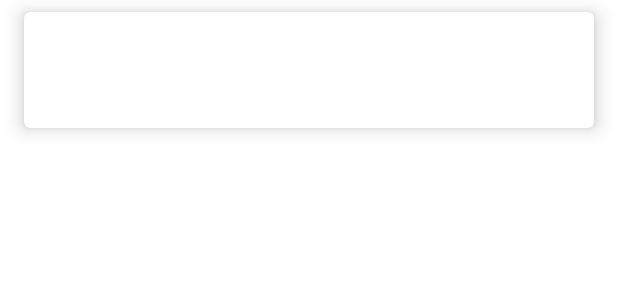
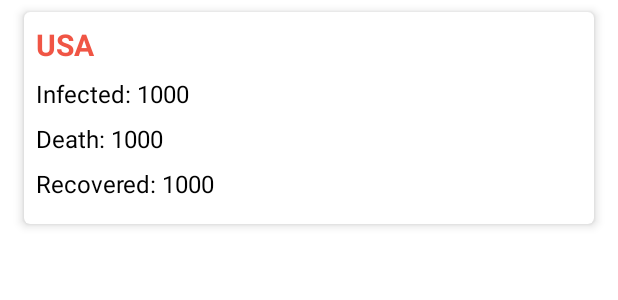
Before and after one commit to PranjalDesai/Covid-19, an Android app: the layout view_country_list_item.xml on its own in the app's theme, with its tools: preview values and no code run, on a phone screen of 412 x 824 dp. Shown: the top 300 px of the screen. Run offline under Robolectric (Android 15) with nearby library versions, the phone set to English and light mode, and no system bars; Roboto replaces fonts that are not available here.

Commit message:
Updated a bunch of UI. Country card, Sort and Search done. City Card left

```diff
--- a/app/src/main/res/drawable/ic_action_check.xml
+++ b/app/src/main/res/drawable/ic_action_check.xml
@@ -4,6 +4,6 @@
     android:viewportWidth="24"
     android:viewportHeight="24">
     <path
-        android:fillColor="#FF000000"
+        android:fillColor="@color/text_color"
         android:pathData="M9,16.17L4.83,12l-1.42,1.41L9,19 21,7l-1.41,-1.41z" />
 </vector>
--- a/app/src/main/res/drawable/ic_action_clear.xml
+++ b/app/src/main/res/drawable/ic_action_clear.xml
@@ -4,6 +4,6 @@
     android:viewportWidth="24"
     android:viewportHeight="24">
     <path
-        android:fillColor="#FF000000"
+        android:fillColor="@color/text_color"
         android:pathData="M19,6.41L17.59,5 12,10.59 6.41,5 5,6.41 10.59,12 5,17.59 6.41,19 12,13.41 17.59,19 19,17.59 13.41,12z" />
 </vector>
--- a/app/src/main/res/drawable/ic_bottomsheet_background.xml
+++ b/app/src/main/res/drawable/ic_bottomsheet_background.xml
@@ -3,7 +3,7 @@
 
     <item>
         <shape>
-            <solid android:color="@android:color/white" />
+            <solid android:color="@color/colorBottomSheetBackground" />
             <corners android:topLeftRadius="16dp" android:topRightRadius="16dp" />
         </shape>
     </item>
--- a/app/src/main/res/layout/dialog_search.xml
+++ b/app/src/main/res/layout/dialog_search.xml
@@ -4,7 +4,7 @@
     android:id="@+id/search_dialog"
     android:layout_width="match_parent"
     android:layout_height="match_parent"
-    android:background="@android:color/white"
+    android:background="@color/background_color"
     android:fitsSystemWindows="true"
     app:behavior_hideable="true"
     app:behavior_peekHeight="0dp"
--- a/app/src/main/res/layout/dialog_sort.xml
+++ b/app/src/main/res/layout/dialog_sort.xml
@@ -6,14 +6,13 @@
         android:id="@+id/sorting_parent_view"
         android:layout_width="match_parent"
         android:layout_height="wrap_content"
-        android:layout_marginVertical="@dimen/bottom_sheet_view_vertical_margin"
-        android:background="@android:color/white"
         app:behavior_hideable="true"
         app:behavior_peekHeight="0dp"
         app:layout_behavior="@string/bottom_sheet_behavior">
 
         <androidx.recyclerview.widget.RecyclerView
             android:id="@+id/sort_recycler_view"
+            android:layout_marginVertical="@dimen/bottom_sheet_view_vertical_margin"
             android:layout_width="match_parent"
             android:layout_height="wrap_content"
             app:layout_constraintEnd_toEndOf="parent"
--- a/app/src/main/res/layout/view_country_list_item.xml
+++ b/app/src/main/res/layout/view_country_list_item.xml
@@ -16,8 +16,7 @@
         android:layout_height="wrap_content"
         android:layout_marginHorizontal="16dp"
         android:layout_marginVertical="8dp"
-        android:background="@android:color/white"
-        app:cardElevation="8dp">
+        app:cardElevation="4dp">
 
         <androidx.constraintlayout.widget.ConstraintLayout
             android:layout_width="match_parent"
@@ -28,40 +27,59 @@
                 android:layout_width="match_parent"
                 android:layout_height="wrap_content"
                 android:text="@{ data.title }"
+                android:layout_margin="8dp"
+                android:textColor="@color/colorPrimaryLight"
+                android:textSize="20sp"
+                android:textStyle="bold"
+                app:layout_constraintTop_toTopOf="parent"
                 app:layout_constraintEnd_toEndOf="parent"
                 app:layout_constraintStart_toStartOf="parent"
-                app:layout_constraintTop_toTopOf="parent"
-                tools:showIn="china" />
+                tools:text="USA" />
+
+            <TextView
+                android:id="@+id/infected"
+                android:layout_width="match_parent"
+                android:layout_height="wrap_content"
+                android:layout_margin="8dp"
+                android:text="@{ data.totalInfected }"
+                android:textColor="@color/text_color"
+                android:textSize="16sp"
+                android:textStyle="normal"
+                app:layout_constraintTop_toBottomOf="@id/title"
+                app:layout_constraintEnd_toEndOf="parent"
+                app:layout_constraintStart_toStartOf="parent"
+                tools:text="Infected: 1000" />
+
+            <TextView
+                android:id="@+id/death"
+                android:layout_width="match_parent"
+                android:layout_height="wrap_content"
+                android:layout_margin="8dp"
+                android:textColor="@color/text_color"
+                android:textSize="16sp"
+                android:textStyle="normal"
+                app:layout_constraintTop_toBottomOf="@id/infected"
+                android:text="@{ data.totalDeath }"
+                app:layout_constraintEnd_toEndOf="parent"
+                app:layout_constraintStart_toStartOf="parent"
+                tools:text="Death: 1000" />
 
             <TextView
                 android:id="@+id/recovered"
                 android:layout_width="match_parent"
                 android:layout_height="wrap_content"
+                android:layout_marginHorizontal="8dp"
+                android:layout_marginTop="8dp"
+                android:layout_marginBottom="16dp"
                 android:text="@{ data.totalRecovered }"
-                app:layout_constraintEnd_toEndOf="parent"
-                app:layout_constraintStart_toStartOf="parent"
-                app:layout_constraintTop_toBottomOf="@id/title"
-                tools:showIn="recovered" />
-
-            <TextView
-                android:id="@+id/death"
-                android:layout_width="match_parent"
-                android:layout_height="wrap_content"
-                android:text="@{ data.totalDeath }"
-                app:layout_constraintEnd_toEndOf="parent"
-                app:layout_constraintStart_toStartOf="parent"
-                app:layout_constraintTop_toBottomOf="@id/recovered"
-                tools:showIn="death" />
-
-            <TextView
-                android:id="@+id/infected"
-                android:layout_width="match_parent"
-                android:layout_height="wrap_content"
-                android:text="@{ data.totalInfected }"
+                android:textColor="@color/text_color"
+                android:textSize="16sp"
+                android:textStyle="normal"
+                app:layout_constraintBottom_toBottomOf="parent"
                 app:layout_constraintEnd_toEndOf="parent"
                 app:layout_constraintStart_toStartOf="parent"
                 app:layout_constraintTop_toBottomOf="@id/death"
-                tools:showIn="infected" />
+                tools:text="Recovered: 1000" />
 
         </androidx.constraintlayout.widget.ConstraintLayout>
 
--- a/app/src/main/res/values-night/colors.xml
+++ b/app/src/main/res/values-night/colors.xml
@@ -10,4 +10,5 @@
     <color name="colorAccentLight">#66ffa6</color>
     <color name="colorMapHighIntensity">#7f0000</color>
     <color name="colorMapLowIntensity">#f05545</color>
+    <color name="colorBottomSheetBackground">#424242</color>
 </resources>
--- a/app/src/main/res/values/colors.xml
+++ b/app/src/main/res/values/colors.xml
@@ -10,6 +10,7 @@
     <color name="colorMapHighIntensity">#7f0000</color>
     <color name="colorMapLowIntensity">#f05545</color>
     <color name="text_color">@android:color/black</color>
+    <color name="colorBottomSheetBackground">@android:color/white</color>
 
 
     <color name="black_semi_trans">#99000000</color>
--- a/app/src/main/res/values/styles.xml
+++ b/app/src/main/res/values/styles.xml
@@ -130,7 +130,7 @@
 
     <style name="DialogToolbar">
         <item name="android:fontFamily">@font/roboto</item>
-        <item name="android:background">@android:color/white</item>
+        <item name="android:background">@color/background_color</item>
         <item name="android:elevation">@dimen/search_dialog_toolbar_elevation</item>
     </style>
 
@@ -144,7 +144,7 @@
         <item name="android:layout_marginBottom">@dimen/bottom_sheet_title_margin_bottom</item>
         <item name="android:layout_marginStart">@dimen/bottom_sheet_title_margin_start</item>
         <item name="android:gravity">center_vertical</item>
-        <item name="android:textColor">@android:color/black</item>
+        <item name="android:textColor">@color/text_color</item>
         <item name="android:textSize">@dimen/bottom_sheet_title_text_size</item>
     </style>
 
```
Also changed, not shown: app/src/main/java/com/pranjaldesai/coronavirustracker/data/viewholder/CountryItemViewHolder.kt (+9 -3 lines).
